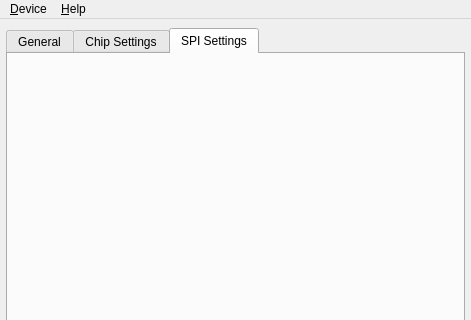
This is src/configuratorwindow.ui in bloguetronica/mcp2210-conf as Qt 5 draws it before an edit; both pictures show x 0 to 471 and y 0 to 320 of the 471 by 601 pixel window. The edited form follows.
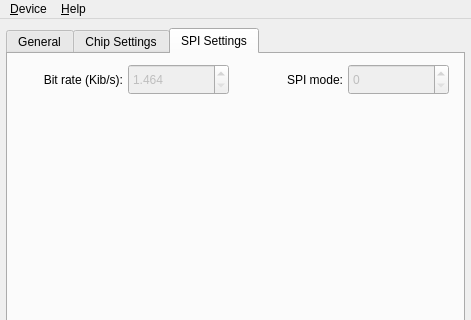
This is the edited form. The open tabs and pages were chosen to show the change. Icons and pictures are not drawn.

Patch:
```diff
--- a/src/configuratorwindow.ui
+++ b/src/configuratorwindow.ui
@@ -956,6 +956,76 @@
      <attribute name="title">
       <string>SPI Settings</string>
      </attribute>
+     <widget class="QLabel" name="labelBitRate">
+      <property name="geometry">
+       <rect>
+        <x>10</x>
+        <y>17</y>
+        <width>105</width>
+        <height>17</height>
+       </rect>
+      </property>
+      <property name="text">
+       <string>Bit rate (Kib/s):</string>
+      </property>
+      <property name="alignment">
+       <set>Qt::AlignRight|Qt::AlignTrailing|Qt::AlignVCenter</set>
+      </property>
+     </widget>
+     <widget class="QDoubleSpinBox" name="doubleSpinBoxBitRate">
+      <property name="enabled">
+       <bool>false</bool>
+      </property>
+      <property name="geometry">
+       <rect>
+        <x>120</x>
+        <y>10</y>
+        <width>101</width>
+        <height>31</height>
+       </rect>
+      </property>
+      <property name="decimals">
+       <number>3</number>
+      </property>
+      <property name="minimum">
+       <double>1.464000000000000</double>
+      </property>
+      <property name="maximum">
+       <double>12000.000000000000000</double>
+      </property>
+     </widget>
+     <widget class="QLabel" name="labelSPIMode">
+      <property name="geometry">
+       <rect>
+        <x>230</x>
+        <y>17</y>
+        <width>105</width>
+        <height>17</height>
+       </rect>
+      </property>
+      <property name="text">
+       <string>SPI mode:</string>
+      </property>
+      <property name="alignment">
+       <set>Qt::AlignRight|Qt::AlignTrailing|Qt::AlignVCenter</set>
+      </property>
+     </widget>
+     <widget class="QSpinBox" name="spinBoxSPIMode">
+      <property name="enabled">
+       <bool>false</bool>
+      </property>
+      <property name="geometry">
+       <rect>
+        <x>340</x>
+        <y>10</y>
+        <width>101</width>
+        <height>31</height>
+       </rect>
+      </property>
+      <property name="maximum">
+       <number>3</number>
+      </property>
+     </widget>
     </widget>
    </widget>
    <widget class="QPushButton" name="pushButtonRevert">
```
